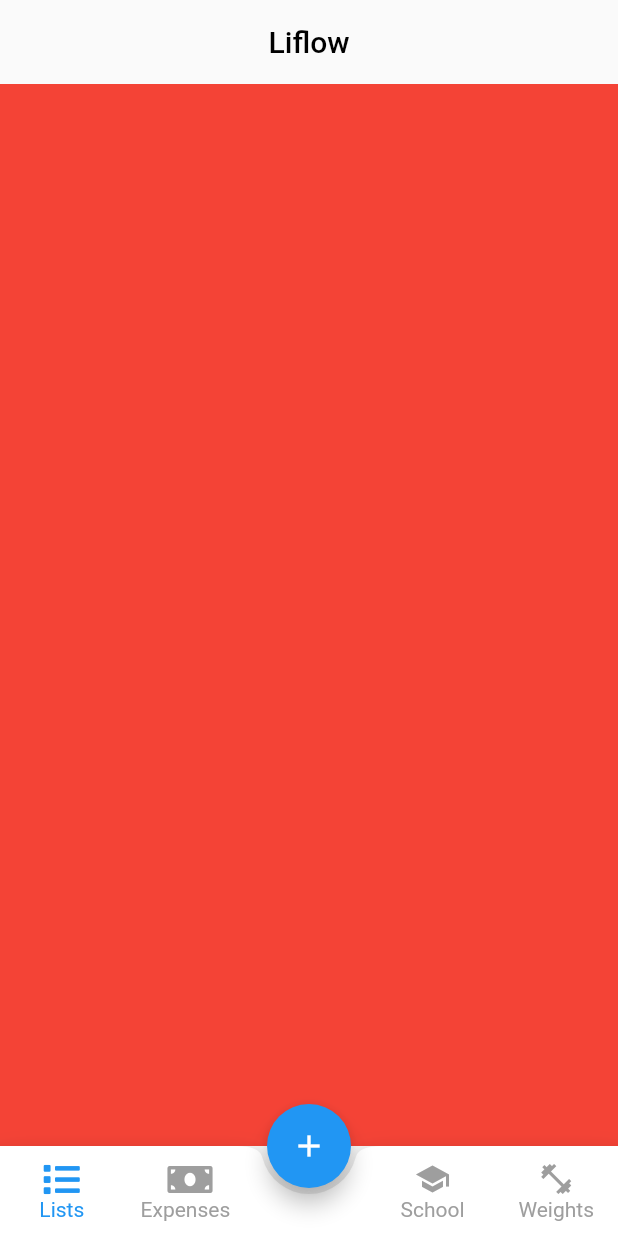
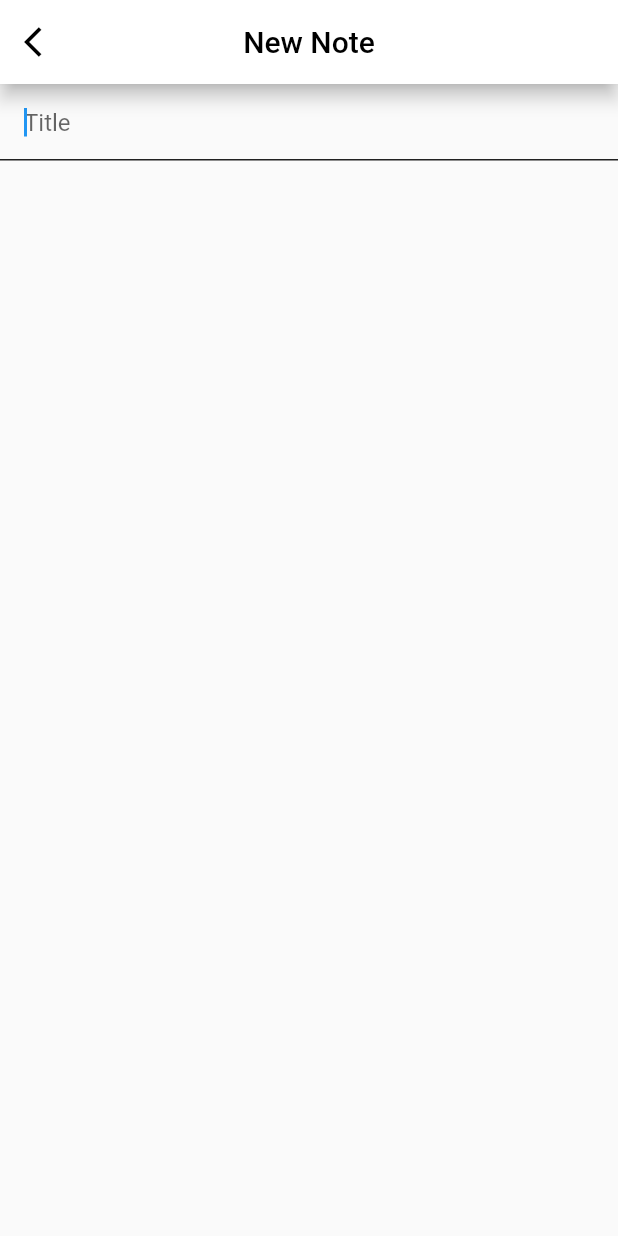
Before and after one commit to MCVitzz/liflow-app, a Flutter app: the screen it shows after launch, after a tap on the "add" icon, on a phone screen of 412 x 824 dp. Run offline on Flutter 3.47's test engine with Material 2 defaults, Android fonts, the phone set to English and light mode, and no system bars; our stand-ins replace font_awesome_flutter.

```diff
--- a/lib/main.dart
+++ b/lib/main.dart
@@ -1,9 +1,8 @@
+import 'package:Liflow/pages/page_manager.dart';
 import 'package:flutter/material.dart';
 import 'package:font_awesome_flutter/font_awesome_flutter.dart';
 
-import './pages/tab_navigator.dart';
 import './pages/tabbed_page.dart';
-import 'pages/page_manager.dart';
 
 void main() => runApp(Liflow());
 
@@ -29,9 +28,17 @@ class MyHomePage extends StatefulWidget {
 }
 
 class _MyHomePageState extends State<MyHomePage> {
+  List<BottomNavigationBarItem> items = <BottomNavigationBarItem>[
+    BottomNavigationBarItem(
+        icon: Icon(FontAwesomeIcons.list), title: Text('Lists')),
+    BottomNavigationBarItem(
+        icon: Icon(FontAwesomeIcons.moneyBill), title: Text('Expenses')),
+    BottomNavigationBarItem(icon: Icon(Icons.school), title: Text('School')),
+    BottomNavigationBarItem(
+        icon: Icon(Icons.fitness_center), title: Text('Weights')),
+  ];
+
   int _idx = 0;
-  final navigatorkey = GlobalKey<NavigatorState>();
-
   @override
   Widget build(BuildContext context) {
     return Scaffold(
@@ -40,11 +47,11 @@ class _MyHomePageState extends State<MyHomePage> {
           widget.title,
           style: TextStyle(color: Colors.black),
         ),
-        backgroundColor: Colors.transparent,
-        elevation: 0,
+        backgroundColor: Colors.white,
+        elevation: 5,
         centerTitle: true,
       ),
-      body: TabNavigator(navigatorKey: navigatorkey, index: _idx,),
+      body: _buildBody(_idx),
       bottomNavigationBar: FABBottomAppBar(
         backgroundColor: Colors.white,
         color: Colors.grey,
@@ -61,7 +68,7 @@ class _MyHomePageState extends State<MyHomePage> {
       floatingActionButtonLocation: FloatingActionButtonLocation.centerDocked,
       floatingActionButton: FloatingActionButton(
         child: Icon(Icons.add),
-        onPressed: () {},
+        onPressed: () => PageManager.doAction(_idx, context),
       ),
     );
   }
@@ -71,4 +78,12 @@ class _MyHomePageState extends State<MyHomePage> {
       _idx = index;
     });
   }
+
+  Widget _buildBody(int index) {
+    return Builder(builder: (context) => _getW(index));
+  }
+
+  Widget _getW(int index) {
+    return PageManager.getPage(index);
+  }
 }
--- /dev/null
+++ b/lib/objects/note.dart
@@ -0,0 +1,12 @@
+class Note {
+  bool isSaved;
+  String title;
+  String body;
+
+  Note({this.isSaved = false, this.title = '', this.body = ''});
+
+  bool save() {
+    isSaved = true;
+    return isSaved;
+  }
+}
--- a/lib/pages/expenses_page.dart
+++ b/lib/pages/expenses_page.dart
@@ -4,4 +4,8 @@ class ExpensesPage extends StatelessWidget {
   Widget build(BuildContext context) {
     return Container(color: Colors.blue,);
   }
+
+  static void action() {
+
+  }
 }
--- /dev/null
+++ b/lib/pages/new_note_page.dart
@@ -0,0 +1,121 @@
+import 'dart:io';
+
+import 'package:flutter/material.dart';
+import 'package:flutter/services.dart';
+
+import '../objects/note.dart';
+
+class NewNotePage extends StatefulWidget {
+  State<StatefulWidget> createState() => NewNotePageState();
+}
+
+class NewNotePageState extends State<NewNotePage> {
+  Note note = Note();
+  final TextEditingController _titleCotroller = TextEditingController();
+  final FocusNode _titleFocus = FocusNode();
+  final FocusNode _notesFocus = FocusNode();
+  String _msg;
+
+  void initState() {
+    super.initState();
+    _titleCotroller.addListener(_printLatestValue);
+  }
+
+  void dispose() {
+    super.dispose();
+    _titleCotroller.dispose();
+    _notesFocus.dispose();
+    _titleFocus.dispose();
+  }
+
+  void _printLatestValue() async {
+    note.title = _titleCotroller.text;
+    sendRequest();
+    setState(() {
+
+    });
+  }
+
+  Future<void> sendRequest() async {
+    sleep(Duration(seconds: 2));
+  }
+
+  Widget build(BuildContext context) {
+    return Scaffold(
+      appBar: AppBar(
+        title: Text(
+          note.title == '' ? 'New Note' : note.title,
+          style: TextStyle(color: Colors.black),
+        ),
+        backgroundColor: Colors.white,
+        elevation: 5,
+        centerTitle: true,
+        actions: <Widget>[
+          Container(
+              padding: EdgeInsets.only(right: 40),
+              child: Center(
+                child: Text(_msg ?? '',
+                    style: TextStyle(
+                      color: Colors.grey,
+                    )),
+              ))
+        ],
+        leading: Builder(builder: (BuildContext context) {
+          return IconButton(
+            icon: Icon(
+              Icons.arrow_back_ios,
+              color: Colors.black,
+            ),
+            onPressed: () {
+              Navigator.pop(context);
+            },
+          );
+        }),
+      ),
+      body: Column(
+        children: <Widget>[
+          TextField(
+            onChanged: (text) {
+              note.title = text;
+            },
+            autofocus: true,
+            focusNode: _titleFocus,
+            controller: _titleCotroller,
+            onSubmitted: (term) {
+              FocusScope.of(context).requestFocus(_notesFocus);
+            },
+            decoration: InputDecoration(
+                hasFloatingPlaceholder: true,
+                hintText: 'Title',
+                border: UnderlineInputBorder(
+                    borderSide: BorderSide(color: Colors.black87)),
+                focusedBorder: UnderlineInputBorder(
+                    borderSide: BorderSide(color: Colors.black87)),
+                enabledBorder: UnderlineInputBorder(
+                    borderSide: BorderSide(color: Colors.black38)),
+                contentPadding: EdgeInsets.all(16)),
+          ),
+          Expanded(
+              child: TextField(
+                  onChanged: (text) {
+                    note.body = text;
+                  },
+                  autofocus: true,
+                  maxLines: null,
+                  focusNode: _notesFocus,
+                  keyboardType: TextInputType.multiline,
+                  expands: true,
+                  decoration: InputDecoration(
+                      hasFloatingPlaceholder: true,
+                      border: UnderlineInputBorder(
+                          borderSide: BorderSide(color: Colors.transparent)),
+                      focusedBorder: UnderlineInputBorder(
+                          borderSide: BorderSide(color: Colors.transparent)),
+                      enabledBorder: UnderlineInputBorder(
+                          borderSide: BorderSide(color: Colors.transparent)),
+                      contentPadding: EdgeInsets.all(16))))
+        ],
+      ),
+    );
+  }
+}
--- /dev/null
+++ b/lib/pages/notes_page.dart
@@ -0,0 +1,19 @@
+import 'package:Liflow/pages/new_note_page.dart';
+import 'package:flutter/material.dart';
+
+import './page_routes.dart';
+import '../widgets/notes_view.dart';
+
+class NotesPage extends StatelessWidget {
+  Widget build(BuildContext context) {
+    return Container(
+      child: NotesView(
+        notes: ['Hello', 'Salut', 'Olá', 'Hola'],
+      ),
+    );
+  }
+
+  static void action(BuildContext context) {
+    Navigator.push(context, PageRouting(builder: (context) => NewNotePage()));
+  }
+}
--- a/lib/pages/page_manager.dart
+++ b/lib/pages/page_manager.dart
@@ -1,14 +1,27 @@
 import 'package:flutter/material.dart';
 
 import './weights_page.dart';
-import './lists_page.dart';
+import './notes_page.dart';
 import './expenses_page.dart';
 
 class PageManager {
+  static List<Widget> getPages() {
+    return <Widget>[
+    NotesPage(),
+      ExpensesPage(),
+      Container(
+          child: Center(
+        child: Text('School!!'),
+      )),
+      WeightsPage()
+    ];
+  }
+
   static Widget getPage(int index) {
+    print('-$index');
     switch (index) {
       case 0:
-        return WeightsPage();
+        return NotesPage();
         break;
       case 1:
         return ExpensesPage();
@@ -27,4 +40,21 @@ class PageManager {
         break;
     }
   }
+
+  static void doAction(int index, BuildContext context) {
+    switch (index) {
+      case 0:
+        NotesPage.action(context);
+        break;
+      case 1:
+        ExpensesPage.action();
+        break;
+      case 2:
+        print('FAB 2');
+        break;
+      case 3:
+        WeightsPage.action();
+        break;
     }
+  }
+}
--- a/lib/pages/weights_page.dart
+++ b/lib/pages/weights_page.dart
@@ -4,4 +4,8 @@ class WeightsPage extends StatelessWidget {
   Widget build(BuildContext context) {
     return Container(color: Colors.red,);
   }
+
+    static void action() {
+
+  }
 }
--- a/lib/widgets/lists_view.dart
+++ b/lib/widgets/notes_view.dart
@@ -1,21 +1,19 @@
 import 'package:flutter/material.dart';
 
-class ListsView extends StatelessWidget {
-  final List<String> lists;
+class NotesView extends StatelessWidget {
+  final List<String> notes;
 
-  ListsView({this.lists});
+  NotesView({this.notes});
 
   Widget build(BuildContext context) {
     return Container(
-        color: Colors.yellow,
         child: RefreshIndicator(
             onRefresh: _doTheRefresh,
             child: Scaffold(
               body: ListView(
               padding: const EdgeInsets.all(8.0),
-              children: lists
+              children: notes
                   .map((name) => ListTile(
-                        leading: getIcon(Icons.accessible, Colors.amber),
                         title: Text(name),
                         subtitle: Text('Ganda cena'),
                       ))
@@ -23,13 +21,6 @@ class ListsView extends StatelessWidget {
             ))));
   }
 
-  IconTheme getIcon(IconData icon, Color color) {
-    return IconTheme(
-      data: IconThemeData(color: color),
-      child: Icon(icon),
-    );
-  }
-
   Future<void> _doTheRefresh() async {
     print('Thicc refresh');
   }
```
Also changed, not shown: lib/pages/lists_page.dart (deleted, +0 -27 lines), lib/pages/page_routes.dart (+9 -5 lines), lib/pages/tab_navigator.dart (+2 -6 lines), lib/pages/tabbed_page.dart (+8 -6 lines). Lines whose indentation alone changed are shown as unchanged.
